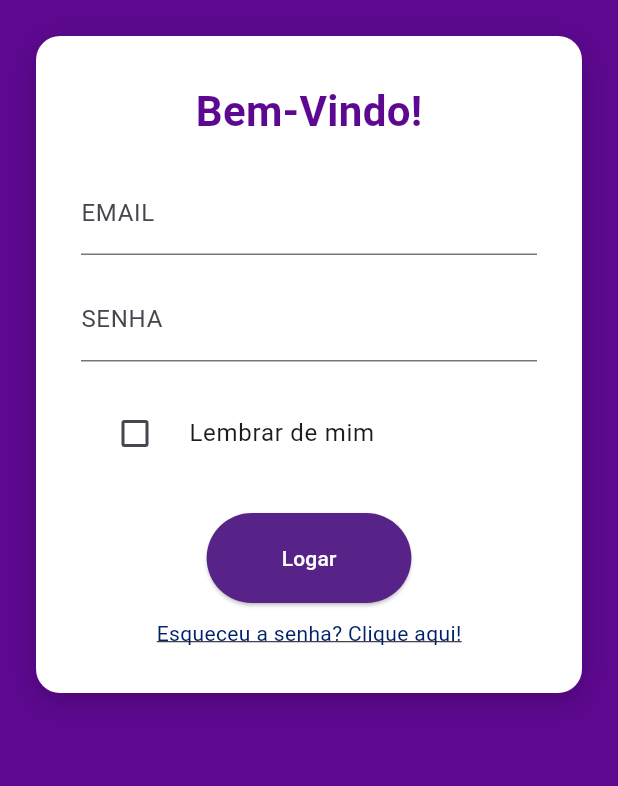
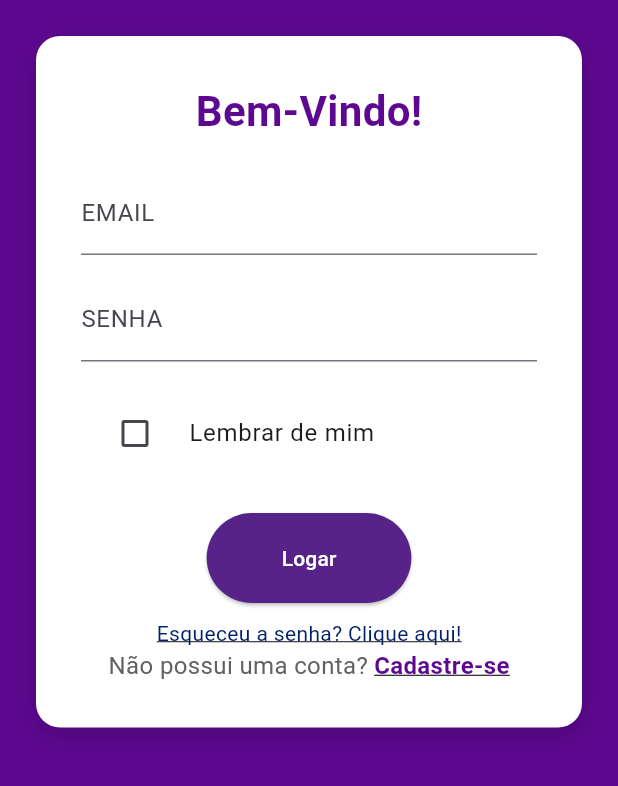
Before and after one commit to P3dr0EM/Una_Agendamento, a Flutter app: the screen it shows after launch, on a phone screen of 412 x 824 dp, the part 450-1236 px from its top. Run offline on Flutter 3.47's test engine with Material 3 defaults, Android fonts, the light colour scheme and no system bars; our stand-ins replace carousel_slider, firebase_core, get, table_calendar; accounts and stored records are empty.

Commit message:
atualização tela de login

```diff
--- a/lib/app/modules/home/widgets/carrossel_widget.dart
+++ b/lib/app/modules/home/widgets/carrossel_widget.dart
@@ -38,7 +38,7 @@ class CarouselWidget extends StatelessWidget {
           items: imageSliders,
           options: CarouselOptions(
             autoPlay: true, // Inicia a reprodução automática
-            autoPlayInterval: const Duration(seconds: 5), // Intervalo de 3 segundos
+            autoPlayInterval: const Duration(seconds: 5),
             aspectRatio: 16 / 9, // Proporção comum para banners
             enlargeCenterPage: true, // Destaca a página central
             viewportFraction: 0.8, // Mostra um pouco das páginas laterais
--- a/lib/app/modules/login/login.view.dart
+++ b/lib/app/modules/login/login.view.dart
@@ -1,6 +1,7 @@
 import 'package:flutter/material.dart';
 import 'package:get/get.dart';
 import 'package:una_agendamento/app/modules/login/login_controller.dart';
+import 'package:una_agendamento/app/modules/login/widgets/cadastrobuttom_widget.dart';
 import 'package:una_agendamento/app/modules/login/widgets/checkbox_field.dart';
 import 'package:una_agendamento/app/modules/login/widgets/email_field.dart';
 import 'package:una_agendamento/app/modules/login/widgets/forget_password.dart';
@@ -77,21 +78,17 @@ class LoginView extends GetView<LoginController> {
                             ),
                           ),
                         ),
-
-                        // Espaçamento reduzido após o título
                         const SizedBox(height: 20),
-
                         const EmailField(),
                         const SizedBox(height: 15),
-
                         const PasswordField(),
                         const SizedBox(height: 20),
                         const CheckboxField(),
-                        // Espaçamento antes do botão
                         const SizedBox(height: 25),
                         const LoginButton(),
                         const SizedBox(height: 10),
                         const ForgetPassword(),
+                        CadastroButtom()
                       ],
                     ),
                   ),
--- /dev/null
+++ b/lib/app/modules/login/widgets/cadastrobuttom_widget.dart
@@ -0,0 +1,41 @@
+import 'package:flutter/material.dart';
+import 'package:get/get.dart';
+import 'package:una_agendamento/app/routes/app_routes.dart';
+
+class CadastroButtom extends StatelessWidget {
+  const CadastroButtom({super.key});
+
+  @override
+  Widget build(BuildContext context) {
+    return Row(
+      mainAxisAlignment: MainAxisAlignment.center, // Centraliza a linha
+      children: [
+        Text(
+          "Não possui uma conta?",
+          style: TextStyle(
+            color: Colors.grey[700],
+            fontSize: 16,
+          ),
+        ),
+        const SizedBox(width: 4), // Pequeno espaço
+
+        // O texto clicável
+        GestureDetector(
+          onTap: () {
+            // Ação de navegação
+            Get.toNamed(Routes.CADASTRO);
+          },
+          child: const Text(
+            "Cadastre-se",
+            style: TextStyle(
+              color: Color(0xFF5D0890), // Cor roxa principal do app
+              fontWeight: FontWeight.bold,
+              fontSize: 16,
+              decoration: TextDecoration.underline, // Sublinhado para indicar link
+            ),
+          ),
+        ),
+      ],
+    );
+  }
+}
--- a/lib/app/routes/app_pages.dart
+++ b/lib/app/routes/app_pages.dart
@@ -35,6 +35,11 @@ class AppPages {
       page: () => const HomeView(),
       binding: HomeBidings(),
     ),
+    GetPage(
+      name: Routes.CADASTRO,
+      page: () => const CadastroView(),
+      binding: CadastroBinding(),
+    ),
 
     GetPage(name: Routes.HOME, page: () => HomeView(), binding: HomeBidings()),
   ];
```
